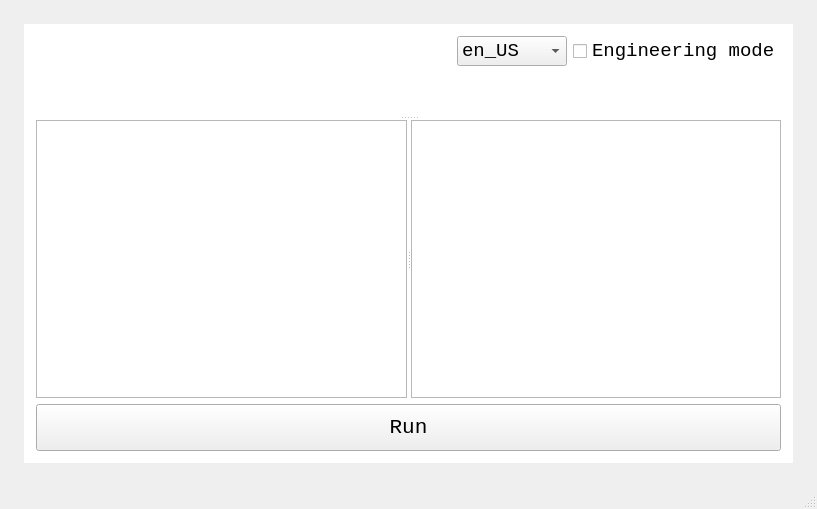
The window that ui/design3.ui (EasonLu1222/readByYourself) describes before a commit, drawn with Qt 5.
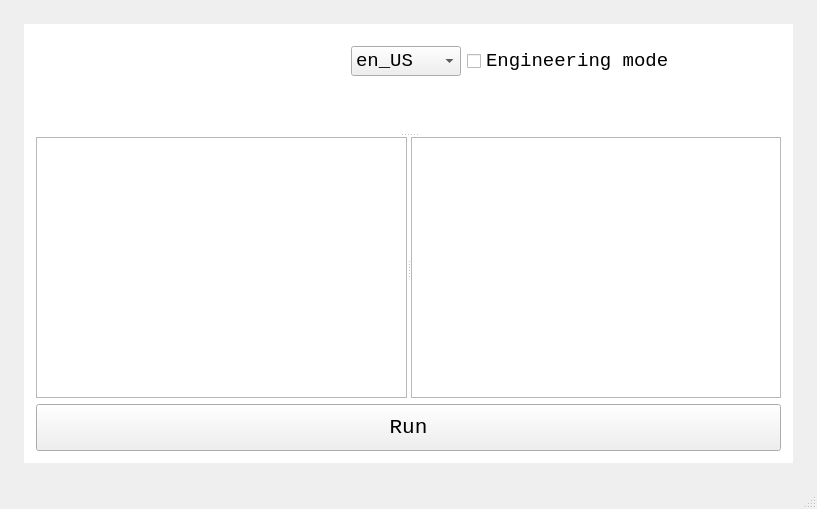
The same window after the commit. Custom widgets are drawn as their Qt base class.

Commit message: Add FIT logo to the main window

The edit to the form file:
```diff
--- a/ui/design3.ui
+++ b/ui/design3.ui
@@ -116,6 +116,19 @@
              </property>
             </widget>
            </item>
+           <item>
+            <widget class="QLabel" name="logo">
+             <property name="minimumSize">
+              <size>
+               <width>100</width>
+               <height>50</height>
+              </size>
+             </property>
+             <property name="text">
+              <string/>
+             </property>
+            </widget>
+           </item>
           </layout>
          </item>
          <item>
```
The commit also changes 3 other files.
